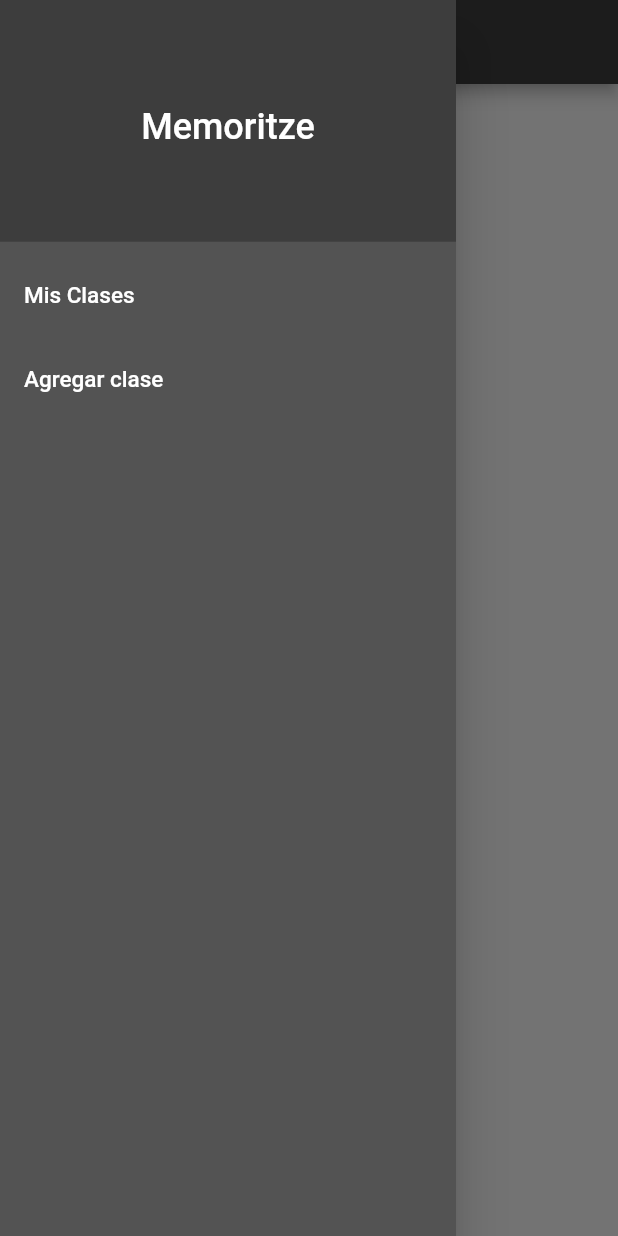
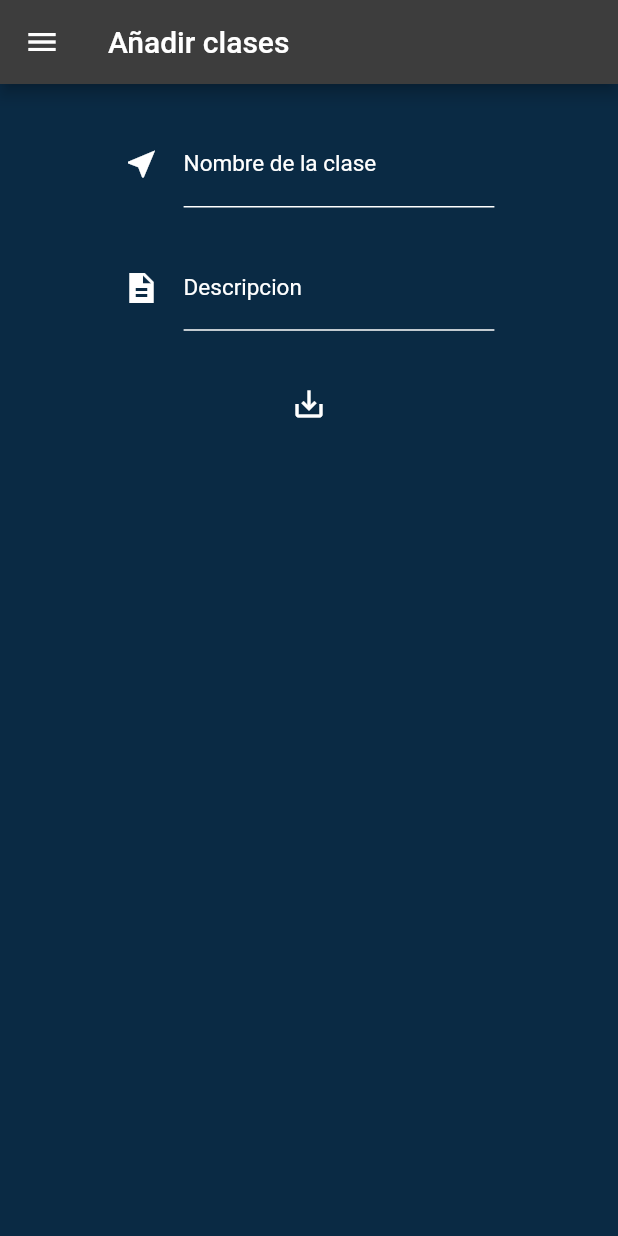
Before and after one commit to SeiGenTa/memoritze, a Flutter app: the screen it shows after launch, in the side drawer, after a tap on "Agregar clase", on a phone screen of 412 x 824 dp. Run offline on Flutter 3.47's test engine with Material 2 defaults, Android fonts, the phone set to English and light mode, and no system bars.

Commit message:
se termino la parte visual en la parte que agregamos la informacion a nuestra clase

```diff
--- /dev/null
+++ b/memoritze/lib/Pages/addClass.dart
@@ -0,0 +1,157 @@
+// ignore: file_names
+import 'package:flutter/material.dart';
+import 'package:memoritze/partes/barraLeft.dart';
+import 'package:memoritze/setting.dart';
+
+class AddClass extends StatefulWidget {
+  const AddClass({super.key});
+
+  @override
+  State<AddClass> createState() => _AddClassState();
+}
+
+class _AddClassState extends State<AddClass> {
+  Setting mySetting = Setting();
+  final _formKey = GlobalKey<FormState>();
+
+  @override
+  Widget build(BuildContext context) {
+    final nameClass = TextEditingController();
+    final descriptionClass = TextEditingController();
+
+    return MaterialApp(
+      debugShowCheckedModeBanner: false,
+      home: Scaffold(
+          appBar: AppBar(
+            backgroundColor: mySetting.getColorDrawer(),
+            title: const Text('Añadir clases'),
+          ),
+          drawer: const BarraLeft(),
+          backgroundColor: mySetting.getBackgroundColor(),
+          body: ListView(
+            children: [
+              Form(
+                  key: _formKey,
+                  child: Column(
+                    children: [
+                      const SizedBox(
+                        height: 25,
+                      ),
+                      Container(
+                        padding: EdgeInsets.only(
+                          left: MediaQuery.of(context).size.height / 10,
+                          right: MediaQuery.of(context).size.height / 10,
+                        ),
+                        child: TextFormField(
+                          validator: (value) {
+                            if (value!.isEmpty) {
+                              return 'Todo ramo tiene un nombre';
+                            }
+                          },
+                          controller: nameClass,
+                          style: TextStyle(
+                            fontSize: 15,
+                            color: mySetting.getColorText(),
+                          ),
+                          decoration: InputDecoration(
+                            focusedBorder: OutlineInputBorder(
+                              borderSide: BorderSide(
+                                color: mySetting.getColorText(),
+                              ),
+                            ),
+                            enabledBorder: UnderlineInputBorder(
+                              borderSide: BorderSide(
+                                color: mySetting.getColorText(),
+                              ),
+                            ),
+                            labelStyle:
+                                TextStyle(color: mySetting.getColorText()),
+                            hintStyle:
+                                TextStyle(color: mySetting.getColorText()),
+                            hintText:
+                                "Un buen nombre organizara nuestro estudio",
+                            hoverColor: mySetting.getColorText(),
+                            labelText: "Nombre de la clase",
+                            icon: Icon(
+                              Icons.near_me,
+                              color: mySetting.getColorText(),
+                            ),
+                          ),
+                        ),
+                      ),
+                      const SizedBox(
+                        height: 25,
+                      ),
+                      Container(
+                        padding: EdgeInsets.only(
+                          left: MediaQuery.of(context).size.height / 10,
+                          right: MediaQuery.of(context).size.height / 10,
+                        ),
+                        child: TextFormField(
+                          validator: (value) {
+                            if (value!.isEmpty) {
+                              return "Debes añadir alguna descripcion, ¿no?";
+                            }
+                          },
+                          controller: descriptionClass,
+                          style: TextStyle(
+                            fontSize: 15,
+                            color: mySetting.getColorText(),
+                          ),
+                          decoration: InputDecoration(
+                              focusedBorder: OutlineInputBorder(
+                                borderSide: BorderSide(
+                                  color: mySetting.getColorText(),
+                                ),
+                              ),
+                              enabledBorder: UnderlineInputBorder(
+                                borderSide: BorderSide(
+                                  color: mySetting.getColorText(),
+                                ),
+                              ),
+                              labelStyle:
+                                  TextStyle(color: mySetting.getColorText()),
+                              hintStyle:
+                                  TextStyle(color: mySetting.getColorText()),
+                              hintText:
+                                  "Esto es un cuestionario de una de mis clases favoritas",
+                              labelText: "Descripcion",
+                              icon: Icon(
+                                Icons.description_sharp,
+                                color: mySetting.getColorText(),
+                              )),
+                        ),
+                      ),
+                      const SizedBox(
+                        height: 25,
+                      ),
+                      Center(
+                        child: IconButton(
+                          hoverColor: mySetting.getColorDrawerSecundary(),
+                          icon: Icon(
+                            Icons.save_alt,
+                            color: mySetting.getColorText(),
+                          ),
+                          onPressed: () {
+                            _formKey.currentState!.validate();
+                            bool validate = true;
+                            if (nameClass.text.isEmpty) {
+                              validate = false;
+                            }
+                            if (descriptionClass.text.isEmpty) {
+                              validate = false;
+                            }
+                            print(
+                                "la clase es validada: " + validate.toString());
+                            print("name: " + nameClass.text);
+                            print("descripcion: " + descriptionClass.text);
+                          },
+                        ),
+                      )
+                    ],
+                  ))
+            ],
+          )),
+    );
+  }
+}
--- /dev/null
+++ b/memoritze/lib/Pages/myClases.dart
@@ -0,0 +1,31 @@
+import 'package:flutter/material.dart';
+import 'package:memoritze/partes/barraLeft.dart';
+import 'package:memoritze/setting.dart';
+
+class MyClasses extends StatefulWidget {
+  const MyClasses({super.key});
+
+  @override
+  State<MyClasses> createState() => _MyClassesState();
+}
+
+class _MyClassesState extends State<MyClasses> {
+  @override
+  Widget build(BuildContext context) {
+    Setting mySetting = Setting();
+
+    return MaterialApp(
+      debugShowCheckedModeBanner: false,
+      home: Scaffold(
+        appBar: AppBar(
+          backgroundColor: mySetting.getColorDrawer(),
+          title: const Text('Mis Clases'),
+        ),
+        drawer: new BarraLeft(),
+        body: Center(
+          child: Text("Mis clases"),
+        ),
+      ),
+    );
+  }
+}
--- a/memoritze/lib/main.dart
+++ b/memoritze/lib/main.dart
@@ -1,5 +1,6 @@
 import 'package:flutter/material.dart';
 import 'package:memoritze/partes/barraLeft.dart';
+import 'package:memoritze/Pages/myClases.dart';
 import 'package:memoritze/setting.dart';
 
 void main() {
@@ -17,18 +18,6 @@ class MainApp extends StatelessWidget {
 
     const myBarra = BarraLeft();
 
-    return MaterialApp(
-      debugShowCheckedModeBanner: false,
-      home: Scaffold(
-        appBar: AppBar(
-          backgroundColor: mySetting.getColorDrawer(),
-          title: const Text(''),
-        ),
-        drawer: myBarra,
-        body: const Center(
-          child: Text('Hello '),
-        ),
-      ),
-    );
+    return MyClasses();
   }
 }
--- a/memoritze/lib/partes/barraLeft.dart
+++ b/memoritze/lib/partes/barraLeft.dart
@@ -1,4 +1,5 @@
 import 'package:flutter/material.dart';
+import 'package:memoritze/Pages/addClass.dart';
 import 'package:memoritze/setting.dart';
 
 class BarraLeft extends StatelessWidget {
@@ -49,7 +50,12 @@ class BarraLeft extends StatelessWidget {
                 fontSize: 15,
               ),
             ),
-            onTap: () => print("se presiono 'Agregar clase'"),
+            onTap: () => {
+              Navigator.push(
+                context,
+                MaterialPageRoute(builder: (context) => AddClass()),
+              )
+            },
           ),
         ],
       ),
--- a/memoritze/lib/partes/myClases.dart
+++ /dev/null
@@ -1,15 +0,0 @@
-import 'package:flutter/material.dart';
-
-class MyClasses extends StatefulWidget {
-  const MyClasses({super.key});
-
-  @override
-  State<MyClasses> createState() => _MyClassesState();
-}
-
-class _MyClassesState extends State<MyClasses> {
-  @override
-  Widget build(BuildContext context) {
-    return const Placeholder();
-  }
-}
--- a/memoritze/lib/setting.dart
+++ b/memoritze/lib/setting.dart
@@ -10,6 +10,11 @@ class Setting {
   }
 
   Setting._internal();
+
+  static const List<Color> _backGroundColor = [
+    Colors.white,
+    Color.fromARGB(255, 10, 42, 68),
+  ];
 
   static const List<Color> _colorsText = [
     Colors.black,
@@ -38,6 +43,10 @@ class Setting {
     return _colorsDrawerSecondary[stateNight];
   }
 
+  Color getBackgroundColor() {
+    return _backGroundColor[stateNight];
+  }
+
   void setStateNight() {
     stateNight += 1;
     stateNight = stateNight % 2;
```
